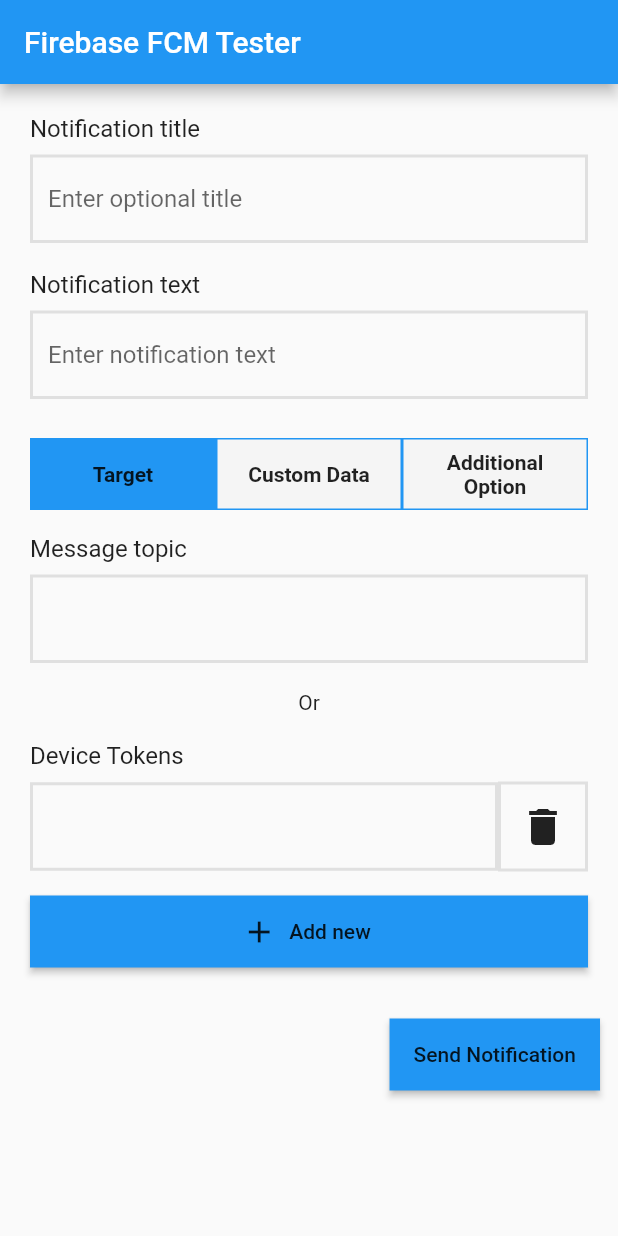
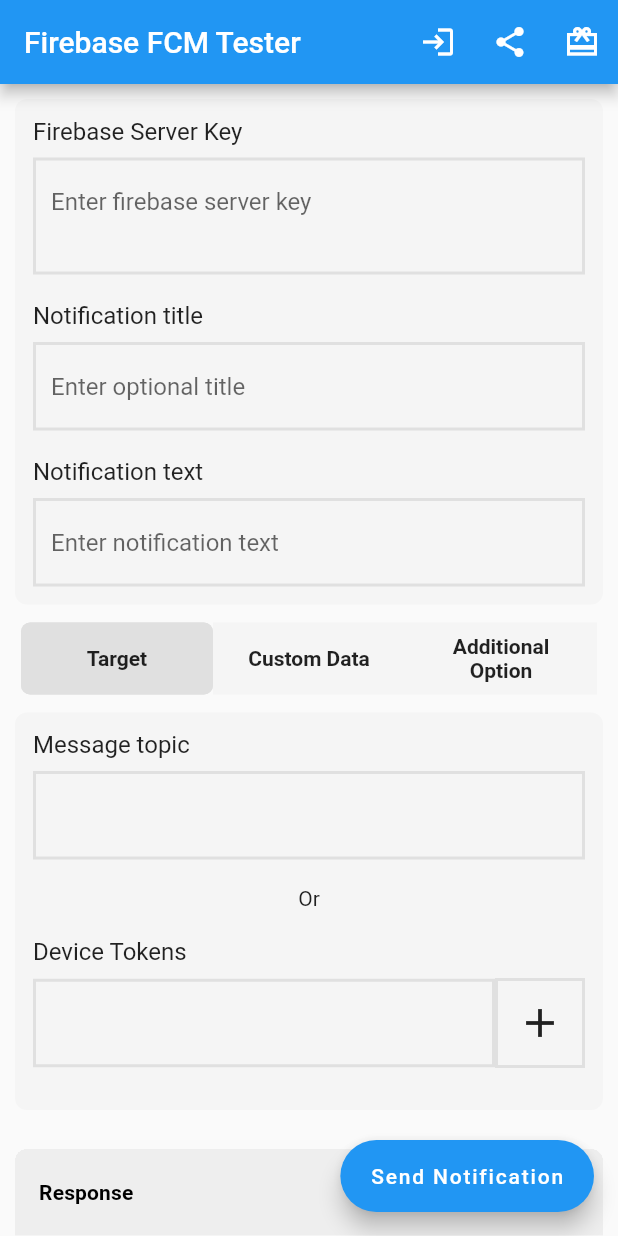
Before and after one commit to Dhaval2404/firebase-messaging-console, a Flutter app: the screen it shows after launch, on a phone screen of 412 x 824 dp. Run offline on Flutter 3.47's test engine with Material 2 defaults, Android fonts, the phone set to English and light mode, and no system bars; our stand-ins replace dio, retrofit; missing offline and left inert: pretty_json; generated files the repository leaves out were written again; statements that could not run were skipped.

Commit message:
UI Enhancements

```diff
--- a/lib/res/theme.dart
+++ b/lib/res/theme.dart
@@ -4,7 +4,7 @@
 class AppTheme {
 
   static TextStyle tileTitle(BuildContext context){
-    return Theme.of(context).textTheme.headline6.copyWith(fontWeight: FontWeight.bold);
+    return Theme.of(context).textTheme.subtitle2.copyWith(fontWeight: FontWeight.bold);
   }
 
 }
--- a/lib/src/screens/fcm_response_widget.dart
+++ b/lib/src/screens/fcm_response_widget.dart
@@ -1,32 +1,101 @@
-
+import 'package:firebase_messaging_tester/res/theme.dart';
+import 'package:firebase_messaging_tester/src/data/model/fcm_response.dart';
 import 'package:flutter/material.dart';
 import 'package:pretty_json/pretty_json.dart';
 
 class FCMResponseWidget extends StatelessWidget {
+  final FCMResponse response;
+  final int status;
+
+  const FCMResponseWidget({this.response, this.status = 200});
+
   @override
   Widget build(BuildContext context) {
-    var json = <String, dynamic>{
-      'multicast_id': -1,
-      'failure': 2,
-      'canonical_ids': 0,
-      'results': [
-        {
-          'error': 'InvalidRegistration',
-        },
-        {
-          'message_id': 636378436483684,
-        }
-      ]
-    };
-
-    var jsonText = prettyJson(json, indent: 8);
-    print(jsonText);
-    return Container(
-      padding: EdgeInsets.all(24),
-      child: Text(
-        jsonText,
-        style: Theme.of(context).textTheme.headline6,
+    final theme = Theme.of(context).copyWith(
+      dividerColor: Colors.transparent,
+    );
+    return Theme(
+      data: theme,
+      child: Container(
+        color: Colors.grey[200],
+        child: ExpansionTile(
+          initiallyExpanded: true,
+          expandedAlignment: Alignment.topLeft,
+          expandedCrossAxisAlignment: CrossAxisAlignment.start,
+          childrenPadding: EdgeInsets.zero,
+          title: Text(
+            "Response",
+            style: AppTheme.tileTitle(context),
+          ),
+          children: [_body(context)],
+        ),
       ),
     );
   }
+
+  Widget _body(BuildContext context) {
+    var jsonText = "(waiting to send request)";
+    if (response != null) {
+      jsonText = prettyJson(response.toJson(), indent: 8);
+    }
+
+    print(jsonText);
+    return Container(
+      width: double.infinity,
+      color: Colors.grey[100],
+      padding: EdgeInsets.all(16),
+      child: Column(
+        crossAxisAlignment: CrossAxisAlignment.start,
+        mainAxisAlignment: MainAxisAlignment.start,
+        children: [
+          Padding(
+            padding: const EdgeInsets.symmetric(vertical: 8),
+            child: RichText(
+              text: TextSpan(
+                text: "Status\t\t",
+                style: Theme.of(context).textTheme.subtitle2,
+                children: _statusCodes(context),
+              ),
+            ),
+          ),
+          Divider(),
+          Text(
+            jsonText,
+            style: Theme.of(context).textTheme.subtitle2,
+          )
+        ],
+      ),
+    );
+  }
+
+  List<InlineSpan> _statusCodes(BuildContext context) {
+    var spans = <InlineSpan>[];
+    if (status != null) {
+      spans.add(
+        TextSpan(
+          text: status.toString(),
+          style: Theme.of(context)
+              .textTheme
+              .headline6
+              .copyWith(fontWeight: FontWeight.bold, color: _statusColor()),
+        ),
+      );
+    }
+    return spans;
+  }
+
+  Color _statusColor() {
+    if (status == null || status <= 199) {
+      return Colors.green;
+    } else if (status <= 299) {
+      return Colors.green;
+    } else if (status <= 399) {
+      return Colors.orange;
+    } else if (status <= 499) {
+      return Colors.red;
+    } else {
+      return Colors.black;
+    }
+  }
+
 }
--- a/lib/src/screens/main_screen.dart
+++ b/lib/src/screens/main_screen.dart
@@ -1,5 +1,8 @@
 import 'package:firebase_messaging_tester/src/data/constant/fcm_option.dart';
 import 'package:firebase_messaging_tester/src/data/model/fcm_model.dart';
+import 'package:firebase_messaging_tester/src/data/model/fcm_response.dart';
+import 'package:firebase_messaging_tester/src/data/repository/fcm_repository.dart';
+import 'package:firebase_messaging_tester/src/screens/fcm_response_widget.dart';
 import 'package:flutter/material.dart';
 
 import 'additional_option_form.dart';
@@ -24,6 +27,8 @@
 
   List<Widget> _widgets;
   FCMModel _fcmModel;
+  FCMResponse _fcmResponse;
+  int _fcmResponseStatus;
 
   @override
   void initState() {
@@ -51,63 +56,138 @@
     return Scaffold(
       appBar: AppBar(
         title: Text("Firebase FCM Tester"),
+        actions: _actions(),
       ),
       body: _body(),
+      floatingActionButton: FloatingActionButton.extended(
+        onPressed: _validateForm,
+        label: Text(
+          "Send Notification",
+          style: TextStyle(color: Colors.white),
+        ),
+      ),
     );
   }
 
+  List<Widget> _actions() {
+    return <Widget>[
+      IconButton(
+        icon: Icon(Icons.login),
+        onPressed: () {},
+      ),
+      IconButton(
+        icon: Icon(Icons.share),
+        onPressed: () {},
+      ),
+      IconButton(
+        icon: Icon(Icons.wallet_giftcard_sharp),
+        onPressed: () {},
+      ),
+    ];
+  }
+
   Widget _body() {
+    var width = MediaQuery.of(context).size.width;
+    if (width > 1200.0) {
+      return _bodyLarge();
+    } else {
+      return _bodySmall();
+    }
+  }
+
+  Widget _bodyLarge() {
+    return Row(
+      crossAxisAlignment: CrossAxisAlignment.start,
+      mainAxisAlignment: MainAxisAlignment.start,
+      children: [
+        Flexible(
+          child: ListView(
+            shrinkWrap: true,
+            padding: EdgeInsets.all(6),
+            children: _requestBody(),
+          ),
+          flex: 1,
+        ),
+        Flexible(
+          child: ListView(
+            shrinkWrap: true,
+            padding: EdgeInsets.all(6),
+            children: _responseBody(),
+          ),
+          flex: 1,
+        )
+      ],
+    );
+  }
+
+  Widget _bodySmall() {
+    var widgets = <Widget>[];
+    widgets.addAll(_requestBody());
+    widgets.add(SizedBox(height: 18));
+    widgets.addAll(_responseBody());
+    widgets.add(SizedBox(height: 64));
+
     return ListView(
       shrinkWrap: true,
-      padding: EdgeInsets.all(12),
-      children: [
-        Padding(
-          padding: const EdgeInsets.all(8),
+      padding: EdgeInsets.all(6),
+      children: widgets,
+    );
+  }
+
+  List<Widget> _requestBody() {
+    return <Widget>[
+      Card(
+        shape: RoundedRectangleBorder(
+          borderRadius: BorderRadius.circular(8),
+        ),
+        color: Colors.grey[100],
+        elevation: 0,
+        child: Padding(
+          padding: const EdgeInsets.all(12),
           child: NotificationForm(
             key: _notificationFormStateKey,
             fcmModel: _fcmModel,
           ),
         ),
+      ),
+      SizedBox(height: 8),
       Padding(
         padding: const EdgeInsets.symmetric(horizontal: 8),
         child: _tabMenu(),
       ),
-        Padding(
-          padding: const EdgeInsets.symmetric(horizontal: 8, vertical: 16),
-          child: _tabBody(),
+      SizedBox(height: 8),
+      Card(
+        shape: RoundedRectangleBorder(
+          borderRadius: BorderRadius.circular(8),
         ),
-        SizedBox(height: 18),
-        Container(
-          alignment: Alignment.centerRight,
-          padding: const EdgeInsets.only(left: 16),
-          child: RaisedButton(
-            onPressed: _validateForm,
-            child: Text("Send Notification"),
+        color: Colors.grey[100],
+        elevation: 0,
+        child: Padding(
+          padding: const EdgeInsets.all(12),
+          child: _widgets[_fcmOption.index],
         ),
       ),
-        SizedBox(height: 18),
-      ],
-    );
+    ];
   }
 
-  Widget _tabBody() {
-    /*return IndexedStack(
-      index: _fcmOption.index,
-      children: [
-        TargetForm(),
-        CustomForm(),
-        AdditionalOptionForm(),
-      ],
-    );*/
-    /*switch(_fcmOption.index){
-      case 1:
-        return CustomForm();
-      case 2:
-        return AdditionalOptionForm();
-      default:
-        return TargetForm();
-    }*/
-    return _widgets[_fcmOption.index];
+  List<Widget> _responseBody() {
+    return <Widget>[
+      Card(
+        shape: RoundedRectangleBorder(
+          borderRadius: BorderRadius.circular(8),
+        ),
+        color: Colors.grey[100],
+        elevation: 0,
+        clipBehavior: Clip.hardEdge,
+        child: Padding(
+          padding: const EdgeInsets.all(0),
+          child: FCMResponseWidget(
+            response: _fcmResponse,
+            status: _fcmResponseStatus,
+          ),
+        ),
+      ),
+    ];
   }
 
   Widget _tabMenu() {
@@ -139,10 +219,13 @@
       child: Container(
         width: double.infinity,
         child: FlatButton(
-          shape: RoundedRectangleBorder(
-            side: BorderSide(color: Colors.blue),
-          ),
-          color: isChecked ? Colors.blue : Colors.grey[100],
+          shape: isChecked
+              ? RoundedRectangleBorder(
+                  borderRadius: BorderRadius.circular(6),
+                  side: BorderSide(color: Colors.grey[300]),
+                )
+              : null,
+          color: isChecked ? Colors.grey[300] : Colors.grey[100],
           child: Text(
             title,
             textAlign: TextAlign.center,
@@ -165,17 +248,24 @@
     );
   }
 
-  void _validateForm() {
+  void _validateForm() async {
     _notificationFormStateKey.currentState.validate();
 
     _targetFormStateKey.currentState?.validate();
     _customDataFormStateKey.currentState?.validate();
     _additionalOptionFormStateKey.currentState?.validate();
 
-    if ((_fcmModel.ids == null || _fcmModel.ids.isEmpty) &&
-        (_fcmModel.topic == null || _fcmModel.topic.trim().isEmpty)) {
-      print("Missing Targeted Devices");
+    //For Testing
+    _fcmModel.dryRun = false;
+
+    var response = await FCMRepository().send(_fcmModel);
+    if (response != null) {
+      setState(() {
+        _fcmResponseStatus = response.response.statusCode;
+        if (_fcmResponseStatus == 200) {
+          _fcmResponse = response.data;
         }
-    print(_fcmModel.toString());
+      });
     }
   }
+}
--- a/lib/src/screens/notification_form.dart
+++ b/lib/src/screens/notification_form.dart
@@ -4,7 +4,6 @@
 import 'widgets/custom_text_form_field.dart';
 
 class NotificationForm extends StatefulWidget {
-
   final FCMModel fcmModel;
 
   const NotificationForm({Key key, this.fcmModel}) : super(key: key);
@@ -15,9 +14,9 @@
 
 class NotificationFormState extends State<NotificationForm> {
   var _formKey = GlobalKey<FormState>();
-  var _autoValidate = false;
 
   var _titleController = TextEditingController();
+  var _serverKeyController = TextEditingController();
   var _messageController = TextEditingController();
 
   @override
@@ -29,34 +28,7 @@
 
   @override
   Widget build(BuildContext context) {
-    /* final theme = Theme.of(context).copyWith(dividerColor: Colors.transparent);
-    return Theme(
-      data: theme,
-      child: ExpansionTile(
-        key: GlobalKey(),
-        initiallyExpanded: _isExpanded,
-        onExpansionChanged: (newValue) {
-          setState(() {
-            _isExpanded = newValue;
-          });
-        },
-        maintainState: false,
-        expandedAlignment: Alignment.topLeft,
-        tilePadding: EdgeInsets.zero,
-        title: Text(
-          "Notification",
-          style: AppTheme.tileTitle(context),
-        ),
-        children: _notification(),
-      ),
-    );*/
-    return Column(
-      children: _notification(),
-    );
-  }
-
-  List<Widget> _notification() {
-    return <Widget>[_form()];
+    return _form();
   }
 
   Widget _form() {
@@ -65,18 +37,33 @@
       child: Column(
         children: [
           CustomTextFormField(
+            labelText: "Firebase Server Key",
+            hintText: "Enter firebase server key",
+            controller: _serverKeyController,
+            keyboardType: TextInputType.multiline,
+            maxLines: 2,
+            autovalidateMode: AutovalidateMode.onUserInteraction,
+            validator: (arg) {
+              if (arg.isEmpty)
+                return 'Please enter firebase server key';
+              else
+                return null;
+            },
+          ),
+          SizedBox(height: 18),
+          CustomTextFormField(
             labelText: "Notification title",
             hintText: "Enter optional title",
             controller: _titleController,
+            textCapitalization: TextCapitalization.sentences,
           ),
           SizedBox(height: 18),
           CustomTextFormField(
             labelText: "Notification text",
             hintText: "Enter notification text",
             controller: _messageController,
-            autovalidateMode: !_autoValidate
-                ? AutovalidateMode.disabled
-                : AutovalidateMode.always,
+            textCapitalization: TextCapitalization.sentences,
+            autovalidateMode: AutovalidateMode.onUserInteraction,
             validator: (arg) {
               if (arg.isEmpty)
                 return 'Please enter notification text';
@@ -84,8 +71,8 @@
                 return null;
             },
           ),
-          SizedBox(height: 18),
-          /*Align(
+          /*SizedBox(height: 18),
+          Align(
             alignment: Alignment.centerRight,
             child: RaisedButton(
               onPressed: _submit,
@@ -102,15 +89,13 @@
     if (_formKey.currentState.validate()) {
       _formKey.currentState.save();
 
+      widget.fcmModel.serverKey = _serverKeyController.text;
       widget.fcmModel.title = _titleController.text;
       widget.fcmModel.message = _messageController.text;
 
       return true;
     } else {
-      setState(() {
-        _autoValidate = true;
-      });
-      return true;
+      return false;
     }
   }
 }
--- a/lib/src/screens/target_form.dart
+++ b/lib/src/screens/target_form.dart
@@ -33,27 +33,8 @@
 
   @override
   Widget build(BuildContext context) {
-    /*final theme = Theme.of(context).copyWith(dividerColor: Colors.transparent);
-    return Theme(
-      data: theme,
-      child: ExpansionTile(
-        initiallyExpanded: false,
-        tilePadding: EdgeInsets.zero,
-        title: Text(
-          "Target",
-          style: AppTheme.tileTitle(context),
-        ),
-        children: _target(),
-        expandedCrossAxisAlignment: CrossAxisAlignment.start,
-      ),
-    );*/
     return Column(
-      children: _target(),
-    );
-  }
-
-  List<Widget> _target() {
-    return <Widget>[
+      children: <Widget>[
         CustomTextFormField(
           labelText: "Message topic",
           hintText: "",
@@ -72,21 +53,39 @@
         ),
         SizedBox(height: 8),
         _tokens(),
-      /*SizedBox(height: 18),
-      Align(
-        alignment: Alignment.centerRight,
-        child: RaisedButton(
-          onPressed: () {},
-          child: Text("Next"),
-        ),
-      )*/
-    ];
+      ],
+    );
   }
 
   Widget _tokens() {
     var widgets = <Widget>[];
+    var i = 0;
     for (var controller in _controllers) {
-      var widget = Container(
+      var widget = _paramItem(controller, i == 0);
+      widgets.add(widget);
+      i++;
+    }
+
+    /*widgets.add(SizedBox(
+      width: double.infinity,
+      child: RaisedButton.icon(
+        onPressed: () {
+          setState(() {
+            _controllers.add(TextEditingController());
+          });
+        },
+        icon: Icon(Icons.add),
+        label: Text("Add new"),
+      ),
+    ));*/
+
+    return Column(
+      children: widgets,
+    );
+  }
+
+  Widget _paramItem(TextEditingController controller, bool isFirst) {
+    return Container(
       padding: EdgeInsets.only(bottom: 16),
       child: Row(
         mainAxisAlignment: MainAxisAlignment.center,
@@ -109,42 +108,44 @@
               iconSize: 32,
               onPressed: () {
                 setState(() {
+                  if (isFirst) {
+                    _controllers.add(TextEditingController());
+                  } else {
                     _controllers.remove(controller);
+                  }
                 });
               },
-                  icon: Icon(Icons.delete),
+              icon: Icon(isFirst ? Icons.add : Icons.delete_outline),
             ),
           ),
         ],
-          ));
-      widgets.add(widget);
-    }
-
-    widgets.add(SizedBox(
-      width: double.infinity,
-      child: RaisedButton.icon(
-        onPressed: () {
-          setState(() {
-            _controllers.add(TextEditingController());
-          });
-        },
-        icon: Icon(Icons.add),
-        label: Text("Add new"),
       ),
-    ));
-
-    return Column(
-      children: widgets,
     );
   }
 
+  List<String> _ids() {
+    return _controllers
+        .map((controller) => controller.text.trim())
+        .where((element) => element.isNotEmpty)
+        .toList();
+  }
+
   bool validate() {
+    if (_ids().isEmpty && _topicController.text.isEmpty) {
+      showError("Missing Target");
+      return false;
+    }
     save();
     return true;
   }
 
   void save() {
-    widget.fcmModel.ids = _controllers.map((controller) => controller.text).toList();
+    widget.fcmModel.ids = _ids();
     widget.fcmModel.topic = _topicController.text;
   }
+
+  void showError(String message) {
+    final snackBar = SnackBar(content: Text(message));
+    Scaffold.of(context).showSnackBar(snackBar);
   }
+}
```
Also changed, not shown: lib/src/screens/additional_option_form.dart (+2 -12 lines), lib/src/screens/custom_data_form.dart (+36 -49 lines). Lines whose indentation alone changed are shown as unchanged.
